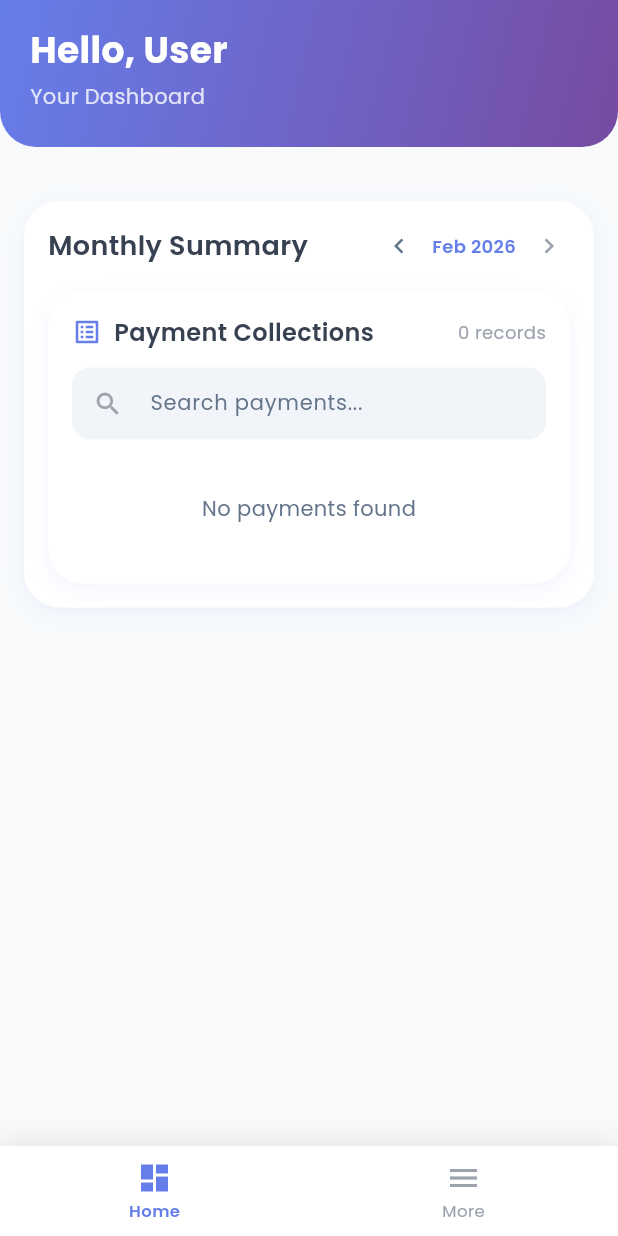
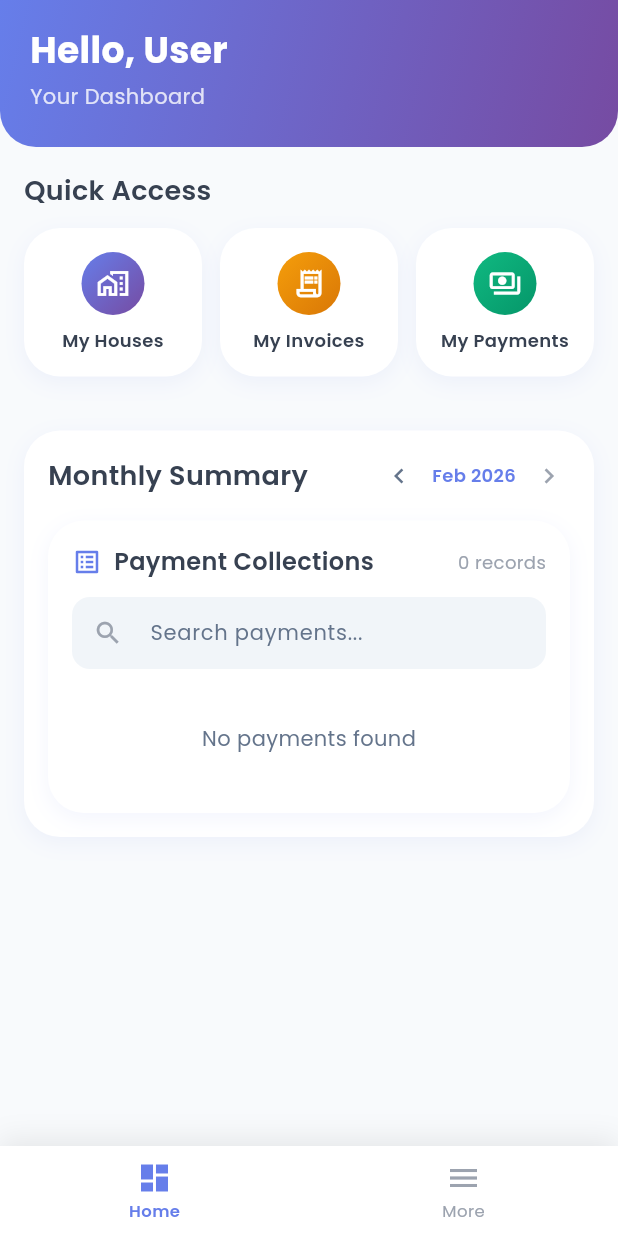
Before and after one commit to KThuo/hodi-mobile, a Flutter app: the DashboardScreen screen opened by its route, on a phone screen of 412 x 824 dp. Run offline on Flutter 3.47's test engine with Material 3 defaults, Android fonts, the phone set to English and light mode, and no system bars; our stand-ins replace dio, flutter_riverpod, flutter_secure_storage, freezed_annotation, go_router, google_fonts and 6 more; missing offline and left inert: google_mlkit_text_recognition; accounts and stored records are empty; generated files the repository leaves out were written again; network calls fail.

Commit message:
- added quick access buttons

```diff
--- a/lib/features/dashboard/presentation/dashboard_screen.dart
+++ b/lib/features/dashboard/presentation/dashboard_screen.dart
@@ -1,5 +1,6 @@
 import 'package:flutter/material.dart';
 import 'package:flutter_riverpod/flutter_riverpod.dart';
+import 'package:go_router/go_router.dart';
 import 'package:google_fonts/google_fonts.dart';
 import 'package:intl/intl.dart';
 import '../../../core/auth/providers/auth_provider.dart';
@@ -83,6 +84,16 @@ class DashboardScreen extends ConsumerWidget {
                     ),
                   ],
                 ),
+              ),
+            ),
+
+            const SliverToBoxAdapter(child: SizedBox(height: 16)),
+
+            // Quick Access
+            SliverPadding(
+              padding: const EdgeInsets.symmetric(horizontal: 16),
+              sliver: SliverToBoxAdapter(
+                child: _QuickAccessSection(isAdmin: isAdmin),
               ),
             ),
 
@@ -293,6 +304,121 @@ class DashboardScreen extends ConsumerWidget {
   }
 }
 
+class _QuickAccessSection extends StatelessWidget {
+  final bool isAdmin;
+
+  const _QuickAccessSection({required this.isAdmin});
+
+  @override
+  Widget build(BuildContext context) {
+    final items = isAdmin
+        ? const [
+            _QuickAccessItem(
+              icon: Icons.people_outline,
+              label: 'Tenants',
+              path: '/more/tenants',
+              gradient: HodiGradients.primary,
+            ),
+            _QuickAccessItem(
+              icon: Icons.receipt_long_outlined,
+              label: 'Invoices',
+              path: '/invoices',
+              gradient: HodiGradients.warning,
+            ),
+            _QuickAccessItem(
+              icon: Icons.speed_outlined,
+              label: 'Metres',
+              path: '/more/metres',
+              gradient: HodiGradients.success,
+            ),
+          ]
+        : const [
+            _QuickAccessItem(
+              icon: Icons.home_work_outlined,
+              label: 'My Houses',
+              path: '/houses',
+              gradient: HodiGradients.primary,
+            ),
+            _QuickAccessItem(
+              icon: Icons.receipt_long_outlined,
+              label: 'My Invoices',
+              path: '/invoices',
+              gradient: HodiGradients.warning,
+            ),
+            _QuickAccessItem(
+              icon: Icons.payments_outlined,
+              label: 'My Payments',
+              path: '/payments',
+              gradient: HodiGradients.success,
+            ),
+          ];
+
+    return Column(
+      crossAxisAlignment: CrossAxisAlignment.start,
+      children: [
+        Text('Quick Access', style: HodiTextStyles.heading3),
+        const SizedBox(height: 12),
+        Row(
+          children: items
+              .map((item) => Expanded(child: item))
+              .toList()
+            ..insert(1, const Expanded(flex: 0, child: SizedBox(width: 12)))
+            ..insert(3, const Expanded(flex: 0, child: SizedBox(width: 12))),
+        ),
+      ],
+    );
+  }
+}
+
+class _QuickAccessItem extends StatelessWidget {
+  final IconData icon;
+  final String label;
+  final String path;
+  final LinearGradient gradient;
+
+  const _QuickAccessItem({
+    required this.icon,
+    required this.label,
+    required this.path,
+    required this.gradient,
+  });
+
+  @override
+  Widget build(BuildContext context) {
+    return GestureDetector(
+      onTap: () => context.go(path),
+      child: Container(
+        padding: const EdgeInsets.symmetric(vertical: 16),
+        decoration: BoxDecoration(
+          color: HodiColors.cardBackground,
+          borderRadius: HodiBorderRadius.card,
+          boxShadow: HodiShadows.cardLight,
+        ),
+        child: Column(
+          children: [
+            Container(
+              padding: const EdgeInsets.all(10),
+              decoration: BoxDecoration(
+                gradient: gradient,
+                shape: BoxShape.circle,
+              ),
+              child: Icon(icon, color: HodiColors.white, size: 22),
+            ),
+            const SizedBox(height: 8),
+            Text(
+              label,
+              style: HodiTextStyles.labelBold.copyWith(
+                color: HodiColors.textDark,
+              ),
+              textAlign: TextAlign.center,
+            ),
+          ],
+        ),
+      ),
+    );
+  }
+}
+
 class _MonthYearNav extends StatelessWidget {
   final int month;
   final int year;
```
